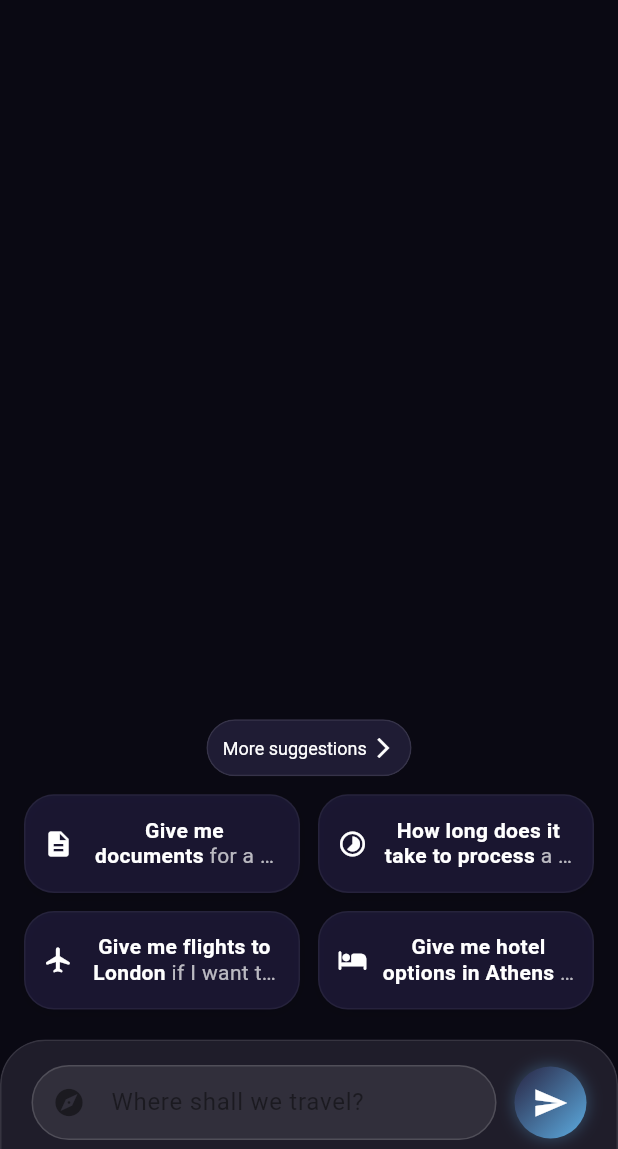
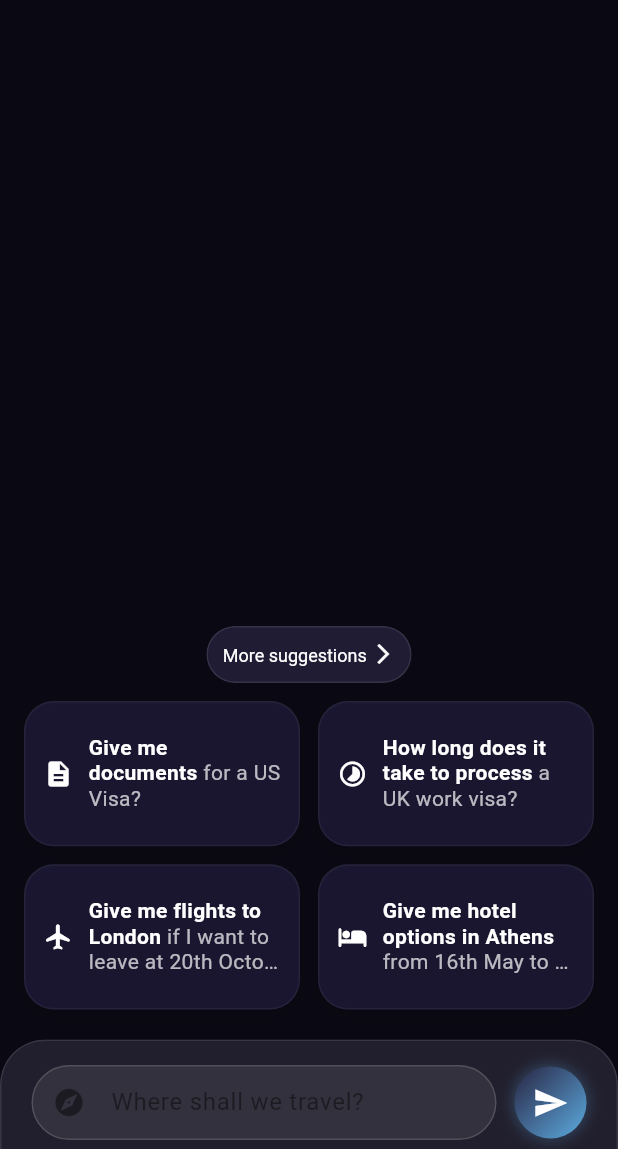
Before and after one commit to papafffranku/chatbot_mobile_app, a Flutter app: the screen it shows after launch, on a phone screen of 412 x 824 dp, the part 87-1236 px from its top. Run offline on Flutter 3.47's test engine with Material 3 defaults, Android fonts, the phone set to English and light mode, and no system bars; our stand-ins replace flutter_widget_from_html; missing offline and left inert: mesh_gradient.

Commit message:
Updated chat interface and fixed gradient background

```diff
--- a/lib/ChatPage/landing.dart
+++ b/lib/ChatPage/landing.dart
@@ -426,9 +426,10 @@ class _backgroundCanvasState extends State<backgroundCanvas> {
 
                           // Keep pills looking nice per column count
                           final double aspect =
-                              (crossAxisCount == 3) ? 3.2 :
-                              (crossAxisCount == 2) ? 2.8 :
-                              2.4;
+                            (crossAxisCount == 3) ? 2.4 :
+                            (crossAxisCount == 2) ? 1.9 :
+                            1.6; // lower ratio => taller tiles (room for 3 lines)
+
 
                           return Align(
                             alignment: Alignment.topCenter,
@@ -618,7 +619,7 @@ class _backgroundCanvasState extends State<backgroundCanvas> {
       child: Container(
         constraints: const BoxConstraints(
           minHeight: 64,   // base touch target
-          maxHeight: 100,  // keep it from getting too tall on huge screens
+          maxHeight: 140,  // keep it from getting too tall on huge screens
         ),
         padding: const EdgeInsets.symmetric(horizontal: 12, vertical: 10),
         decoration: BoxDecoration(
@@ -637,7 +638,7 @@ class _backgroundCanvasState extends State<backgroundCanvas> {
           ],
         ),
         child: Row(
-          mainAxisAlignment: MainAxisAlignment.center,
+          mainAxisAlignment: MainAxisAlignment.start,
           children: [
             if (icon != null) ...[
               icon,
@@ -667,8 +668,8 @@ class _backgroundCanvasState extends State<backgroundCanvas> {
                     ),
                   ],
                 ),
-                textAlign: TextAlign.center,
-                maxLines: 2,
+                textAlign: TextAlign.start,
+                maxLines: 3,
                 overflow: TextOverflow.ellipsis,
               ),
             ),
```
